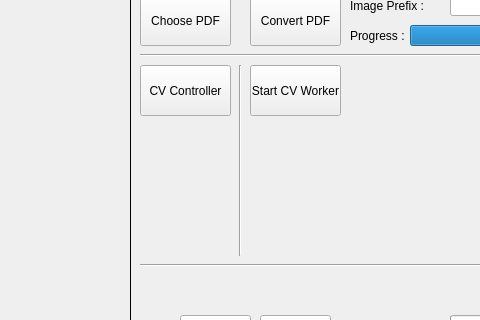
Before: the Qt Designer form mainwindow.ui in LemuelKL/Bubble-Sheet-OMR-OpenCV-Qt, drawn with Qt 5; both pictures show x 240 to 720 and y 232 to 552 of the 1200 by 653 pixel window.
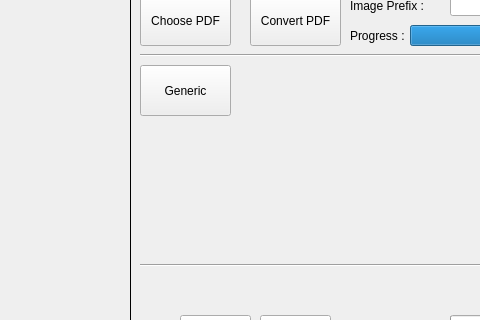
After: the same form once the commit is applied.

Patch:
```diff
--- a/mainwindow.ui
+++ b/mainwindow.ui
@@ -238,14 +238,14 @@
    <widget class="QPushButton" name="pushButton_CV_Worker">
     <property name="geometry">
      <rect>
-      <x>490</x>
+      <x>380</x>
       <y>280</y>
       <width>91</width>
       <height>51</height>
      </rect>
     </property>
     <property name="text">
-     <string>Start CV Worker</string>
+     <string>Generic</string>
     </property>
    </widget>
    <widget class="QPushButton" name="pushButton_PrevPage">
@@ -385,32 +385,6 @@
      <string>All Done</string>
     </property>
    </widget>
-   <widget class="Line" name="line_3">
-    <property name="geometry">
-     <rect>
-      <x>470</x>
-      <y>280</y>
-      <width>21</width>
-      <height>191</height>
-     </rect>
-    </property>
-    <property name="orientation">
-     <enum>Qt::Vertical</enum>
-    </property>
-   </widget>
-   <widget class="QPushButton" name="pushButton">
-    <property name="geometry">
-     <rect>
-      <x>380</x>
-      <y>280</y>
-      <width>91</width>
-      <height>51</height>
-     </rect>
-    </property>
-    <property name="text">
-     <string>CV Controller</string>
-    </property>
-   </widget>
   </widget>
   <widget class="QMenuBar" name="menuBar">
    <property name="geometry">
```
Left out of the diff: 2 changed lines with no effect on the pictures.
